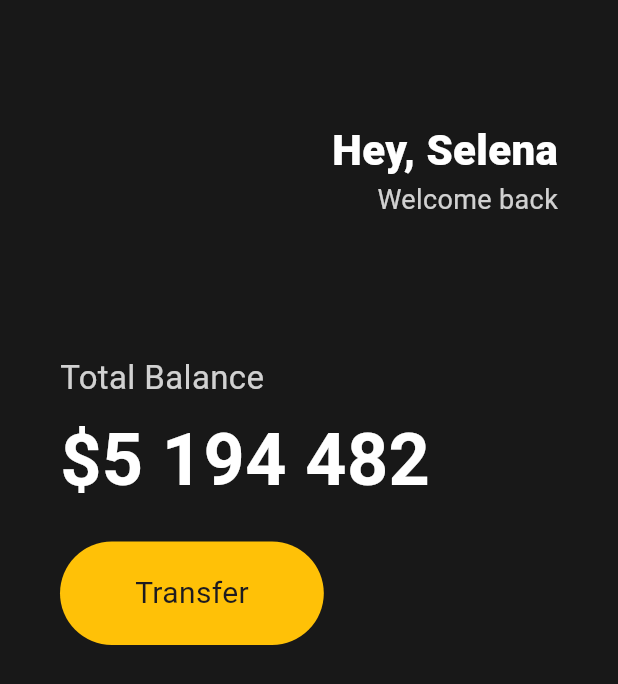
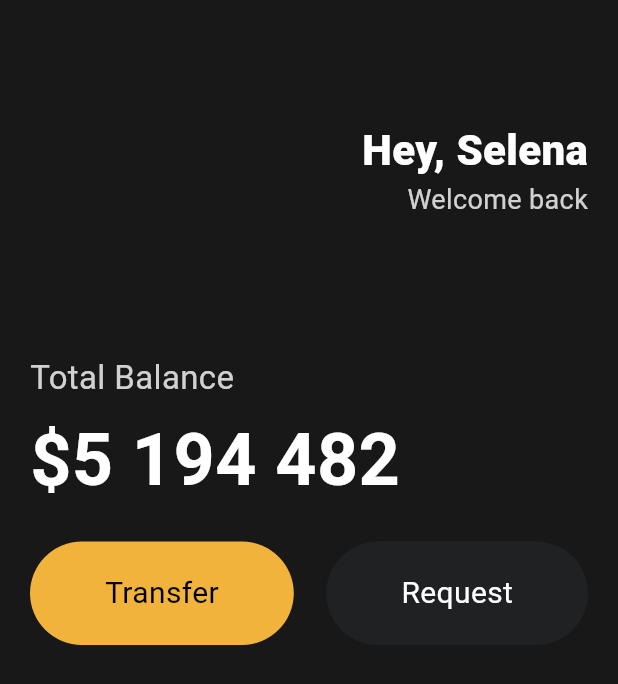
Before and after one commit to ChoiHoYong/Flutter-Bank-Cards-Stateless-Widget, a Flutter app: the screen it shows after launch, on a phone screen of 412 x 824 dp. Shown: the top 684 px of the screen. Run offline on Flutter 3.47's test engine with Material 3 defaults, Android fonts, the phone set to English and light mode, and no system bars.

Commit message:
재사용 가능한 프로퍼티 클래스 생성, 프로퍼티 추가

```diff
--- a/toonflix/lib/main.dart
+++ b/toonflix/lib/main.dart
@@ -1,6 +1,5 @@
 import 'package:flutter/material.dart';
-
-const taxAmount = 15;
+import 'package:toonflix/widgets/Button.dart';
 
 void main() {
   runApp(const App());
@@ -16,7 +15,7 @@ class App extends StatelessWidget {
         backgroundColor: const Color(0xFF181818),
         body: Padding(
           padding: const EdgeInsets.symmetric(
-            horizontal: 40,
+            horizontal: 20,
           ),
           child: Column(
             crossAxisAlignment: CrossAxisAlignment.start,
@@ -73,25 +72,18 @@ class App extends StatelessWidget {
               const SizedBox(
                 height: 20,
               ),
-              Row(
+              const Row(
+                mainAxisAlignment: MainAxisAlignment.spaceBetween,
                 children: [
-                  Container(
-                    decoration: BoxDecoration(
-                      color: Colors.amber,
-                      borderRadius: BorderRadius.circular(45),
-                    ),
-                    child: const Padding(
-                      padding: EdgeInsets.symmetric(
-                        vertical: 20,
-                        horizontal: 50,
-                      ),
-                      child: Text(
-                        'Transfer',
-                        style: TextStyle(
-                          fontSize: 20,
-                        ),
-                      ),
-                    ),
+                  Button(
+                    text: 'Transfer',
+                    bgColor: Color(0xFFF1B33B),
+                    textColor: Colors.black,
+                  ),
+                  Button(
+                    text: 'Request',
+                    bgColor: Color(0xFF1F2123),
+                    textColor: Colors.white,
                   ),
                 ],
               ),
--- /dev/null
+++ b/toonflix/lib/widgets/Button.dart
@@ -0,0 +1,37 @@
+import 'package:flutter/material.dart';
+
+class Button extends StatelessWidget {
+  final String text;
+  final Color bgColor;
+  final Color textColor;
+
+  const Button({
+    super.key,
+    required this.text,
+    required this.bgColor,
+    required this.textColor,
+  });
+
+  @override
+  Widget build(BuildContext context) {
+    return Container(
+      decoration: BoxDecoration(
+        color: bgColor,
+        borderRadius: BorderRadius.circular(45),
+      ),
+      child: Padding(
+        padding: const EdgeInsets.symmetric(
+          vertical: 20,
+          horizontal: 50,
+        ),
+        child: Text(
+          text,
+          style: TextStyle(
+            color: textColor,
+            fontSize: 20,
+          ),
+        ),
+      ),
+    );
+  }
+}
```
Also changed, not shown: 1 other file.
